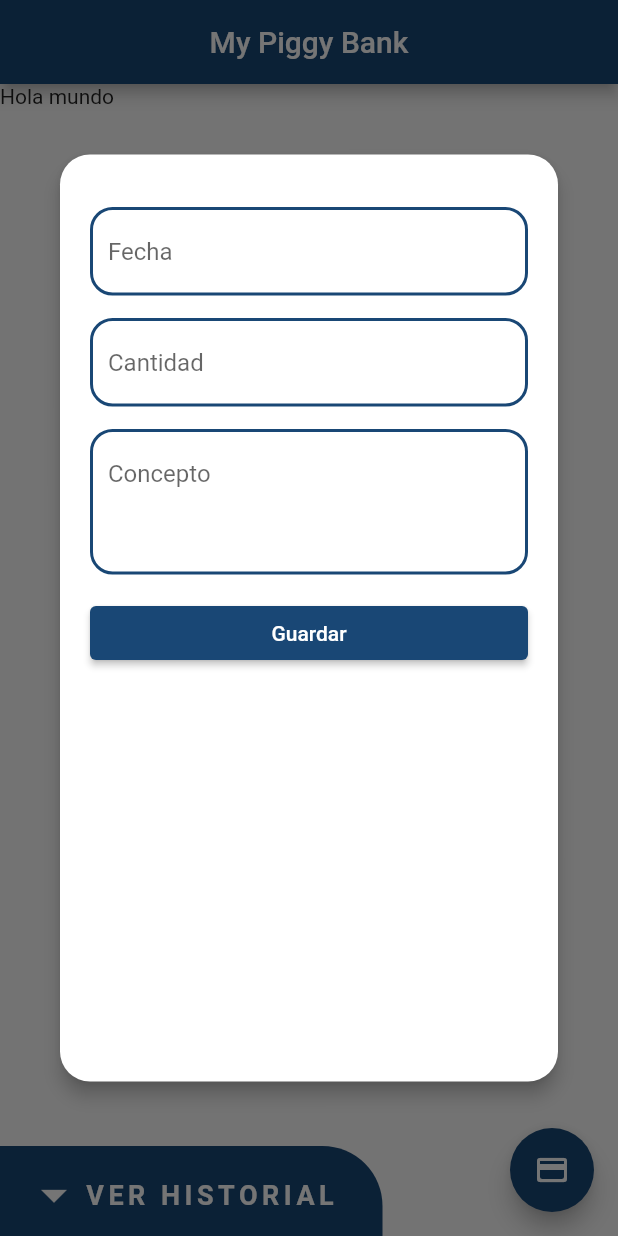
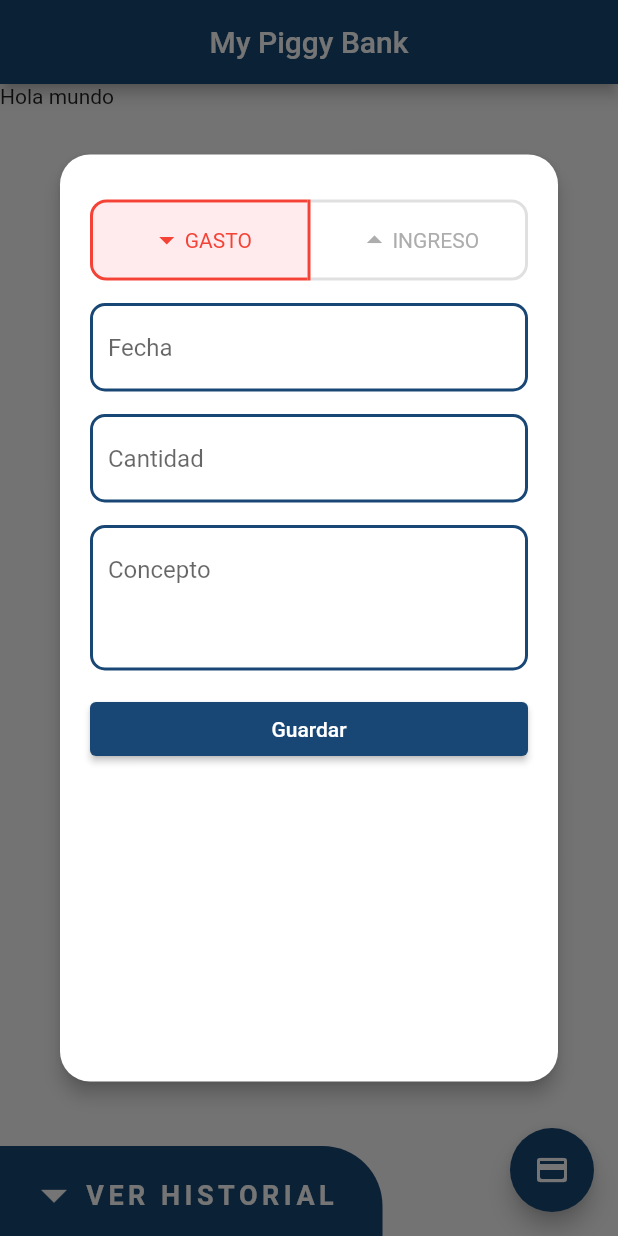
Before and after one commit to eduvega99/my_piggy_bank_app, a Flutter app: the screen it shows after launch, after a tap on the "credit card" icon, on a phone screen of 412 x 824 dp. Run offline on Flutter 3.47's test engine with Material 2 defaults, Android fonts, the phone set to English and light mode, and no system bars.

Commit message:
Create TransactionTypeSelection widget

```diff
--- a/lib/themes/app_themes.dart
+++ b/lib/themes/app_themes.dart
@@ -34,17 +34,22 @@ class AppTheme {
       focusedBorder: _inputBorder,
       focusedErrorBorder: _errorBorder,
       errorBorder: _errorBorder
+    ),
+
+    toggleButtonsTheme: ToggleButtonsThemeData(
+      borderWidth: 2,
+      borderRadius: BorderRadius.circular(10),
     )
   );
 
   static final _inputBorder = OutlineInputBorder(
     borderSide: const BorderSide(width: 2, color: primaryColor),
-    borderRadius: BorderRadius.circular(15)
+    borderRadius: BorderRadius.circular(10)
   );
 
   static final _errorBorder = OutlineInputBorder(
     borderSide: const BorderSide(width: 2, color: Colors.red),
-    borderRadius: BorderRadius.circular(15)
+    borderRadius: BorderRadius.circular(10)
   );
 
 }
--- a/lib/widgets/transaction_dialog.dart
+++ b/lib/widgets/transaction_dialog.dart
@@ -1,5 +1,8 @@
 import 'package:flutter/material.dart';
+
 import 'package:intl/intl.dart';
+
+import 'package:my_piggy_bank_app/widgets/widgets.dart';
 
 
 class TransactionDialog extends StatelessWidget {
@@ -52,7 +55,9 @@ class _TransactionForm extends StatelessWidget {
       child: ListView(
         physics: const BouncingScrollPhysics(),
         children: [
-          const SizedBox(height: 5),
+          const TransactionTypeSelector(),
+
+          const SizedBox(height: 15),
 
           TextFormField(
             decoration: const InputDecoration(labelText: 'Fecha'),
--- /dev/null
+++ b/lib/widgets/transaction_type_selector.dart
@@ -0,0 +1,84 @@
+import 'package:flutter/material.dart';
+
+
+class TransactionTypeSelector extends StatefulWidget {
+
+  const TransactionTypeSelector({Key? key}) : super(key: key);
+
+  @override
+  State<TransactionTypeSelector> createState() => _TransactionTypeSelectorState();
+
+}
+
+class _TransactionTypeSelectorState extends State<TransactionTypeSelector> {
+
+  final Color _greyColor  = const Color(0xffADADAD);
+  List<bool> selectedList = [true, false];
+
+  @override
+  Widget build(BuildContext context) {
+    return SizedBox(
+      width: double.infinity,
+      child: LayoutBuilder(builder: ( _ , constraints) {
+        return ToggleButtons(
+          selectedBorderColor: _isOutlay() ? Colors.red : Colors.green,
+          fillColor: _isOutlay() ? Colors.red[50] : Colors.green[50],
+          isSelected: selectedList,
+          constraints: BoxConstraints.expand(width: (constraints.maxWidth - 6) / 2),
+          children: [
+            _ToggleButton(
+              text: 'GASTO',
+              icon: Icons.arrow_drop_down_outlined,
+              color: _isOutlay() ? Colors.red : _greyColor
+            ),
+            _ToggleButton(
+              text: 'INGRESO',
+              icon: Icons.arrow_drop_up_outlined,
+              color: !_isOutlay() ? Colors.green : _greyColor
+            )
+          ],
+          onPressed: (index) {
+            setState(() {
+              selectedList = [false, false];
+              selectedList[index] = true;
+            });
+          }
+        );
+      }),
+    );
+  }
+
+  bool _isOutlay() {
+    return selectedList[0];
+  }
+
+}
+
+class _ToggleButton extends StatelessWidget {
+
+  final String text;
+  final IconData icon;
+  final Color color;
+
+  const _ToggleButton({
+    required this.text,
+    required this.icon,
+    required this.color,
+    Key? key
+  }) : super(key: key);
+
+  @override
+  Widget build(BuildContext context) {
+    return SizedBox(
+      height: 50,
+      child: Row(
+        mainAxisAlignment: MainAxisAlignment.center,
+        children: [
+          Icon(icon, color: color),
+          Text(text, style: TextStyle(color: color)),
+        ]
+      )
+    );
+  }
+
+}
--- a/lib/widgets/widgets.dart
+++ b/lib/widgets/widgets.dart
@@ -1,3 +1,4 @@
 export 'package:my_piggy_bank_app/widgets/footer_history_button.dart';
 export 'package:my_piggy_bank_app/widgets/history_list.dart';
 export 'package:my_piggy_bank_app/widgets/transaction_dialog.dart';
+export 'package:my_piggy_bank_app/widgets/transaction_type_selector.dart';
```
